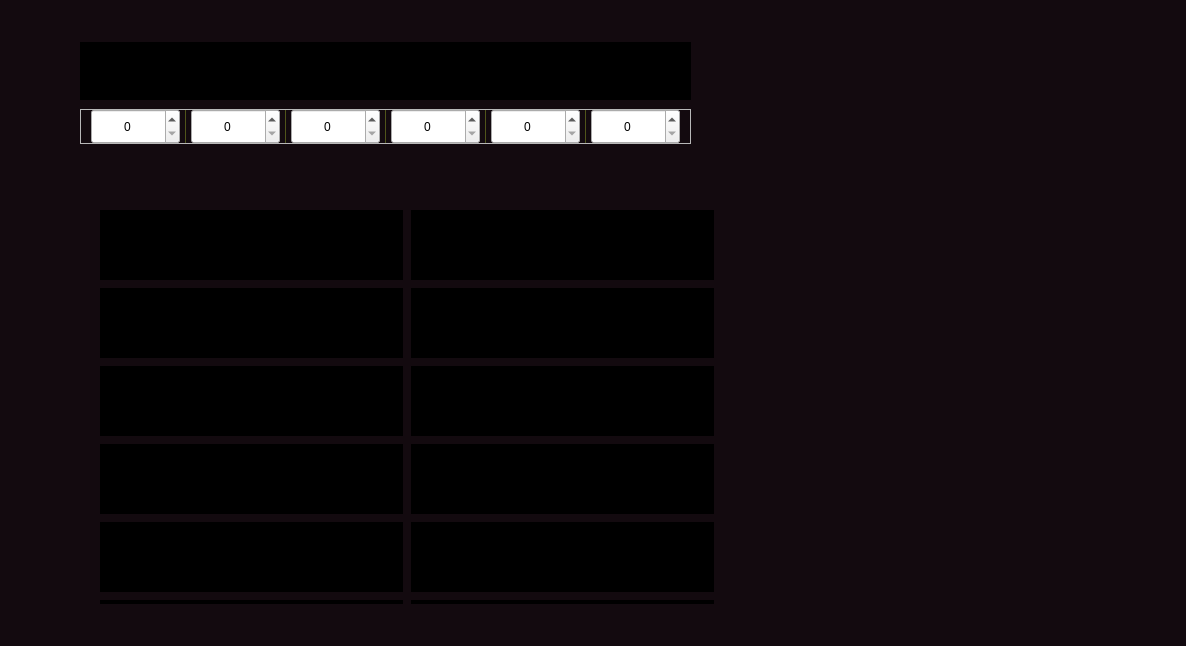
Denis-Igorevich-Frolov/Dungeoner-on-QT, file Dungeoner/Windows/CharacterWindow/characterwindow.ui: the form before one commit.
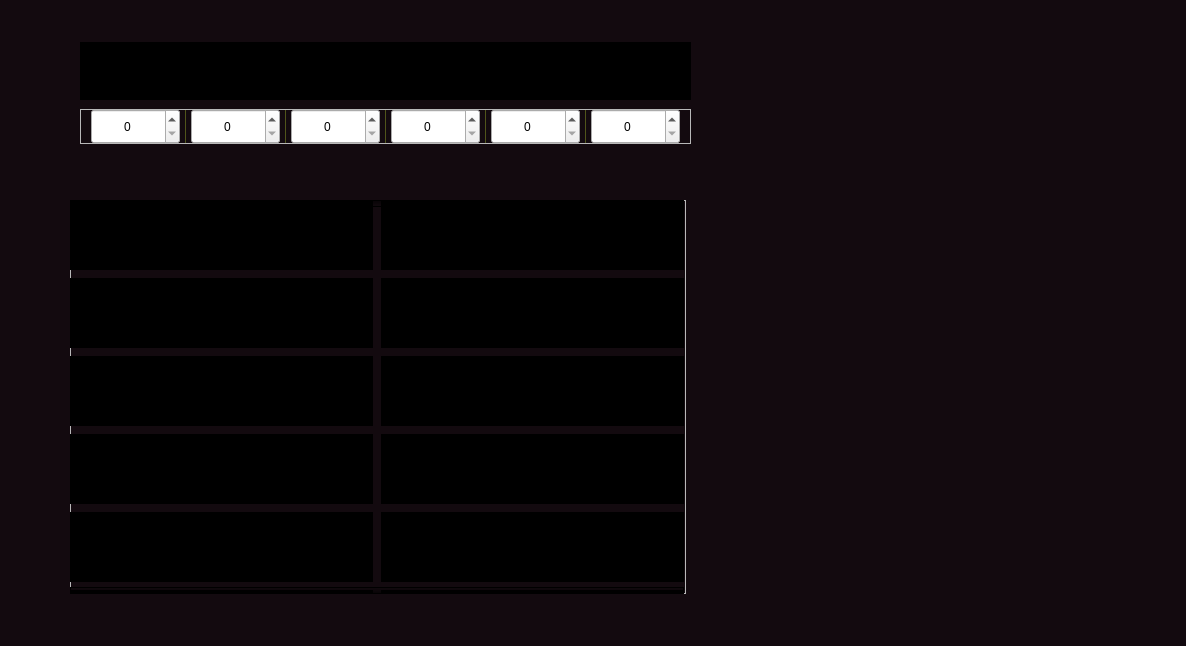
The form after the commit. Custom widgets are drawn as their Qt base class.

```diff
--- a/Dungeoner/Windows/CharacterWindow/characterwindow.ui
+++ b/Dungeoner/Windows/CharacterWindow/characterwindow.ui
@@ -828,11 +828,26 @@
     </item>
    </layout>
   </widget>
-  <widget class="QScrollArea" name="scrollArea">
+  <widget class="QFrame" name="ScrollAreaWraper">
    <property name="geometry">
     <rect>
-     <x>100</x>
-     <y>210</y>
+     <x>70</x>
+     <y>200</y>
+     <width>616</width>
+     <height>394</height>
+    </rect>
+   </property>
+   <property name="frameShape">
+    <enum>QFrame::StyledPanel</enum>
+   </property>
+   <property name="frameShadow">
+    <enum>QFrame::Raised</enum>
+   </property>
+   <widget class="QScrollArea" name="ScrollAreaSecondarySkills">
+    <property name="geometry">
+     <rect>
+      <x>0</x>
+      <y>0</y>
      <width>616</width>
      <height>394</height>
     </rect>
@@ -856,11 +871,11 @@
    <property name="alignment">
     <set>Qt::AlignCenter</set>
    </property>
-   <widget class="QWidget" name="scrollAreaWidgetContents_2">
+    <widget class="QWidget" name="scrollAreaWidgetContents">
     <property name="geometry">
      <rect>
       <x>0</x>
-      <y>-380</y>
+       <y>0</y>
       <width>616</width>
       <height>774</height>
      </rect>
@@ -1515,6 +1530,51 @@
       </layout>
      </item>
     </layout>
+    </widget>
+   </widget>
+   <widget class="QFrame" name="SecondarySkillsShadowBottom">
+    <property name="enabled">
+     <bool>false</bool>
+    </property>
+    <property name="geometry">
+     <rect>
+      <x>0</x>
+      <y>387</y>
+      <width>614</width>
+      <height>7</height>
+     </rect>
+    </property>
+    <property name="styleSheet">
+     <string notr="true">background: qlineargradient(spread:pad, x1:0, y1:0, x2:0, y2:1, stop:0 rgba(0, 0, 0, 0), stop:1 rgba(0, 0, 0, 165))</string>
+    </property>
+    <property name="frameShape">
+     <enum>QFrame::StyledPanel</enum>
+    </property>
+    <property name="frameShadow">
+     <enum>QFrame::Raised</enum>
+    </property>
+   </widget>
+   <widget class="QFrame" name="SecondarySkillsShadowTop">
+    <property name="enabled">
+     <bool>false</bool>
+    </property>
+    <property name="geometry">
+     <rect>
+      <x>0</x>
+      <y>0</y>
+      <width>614</width>
+      <height>7</height>
+     </rect>
+    </property>
+    <property name="styleSheet">
+     <string notr="true">background: qlineargradient(spread:pad, x1:0, y1:0, x2:0, y2:1, stop:0 rgba(0, 0, 0, 162), stop:1 rgba(255, 255, 255, 0))</string>
+    </property>
+    <property name="frameShape">
+     <enum>QFrame::StyledPanel</enum>
+    </property>
+    <property name="frameShadow">
+     <enum>QFrame::Raised</enum>
+    </property>
    </widget>
   </widget>
  </widget>
```
Left out of the diff: 650 changed lines with no effect on the pictures. Lines whose indentation alone changed are shown as unchanged.
